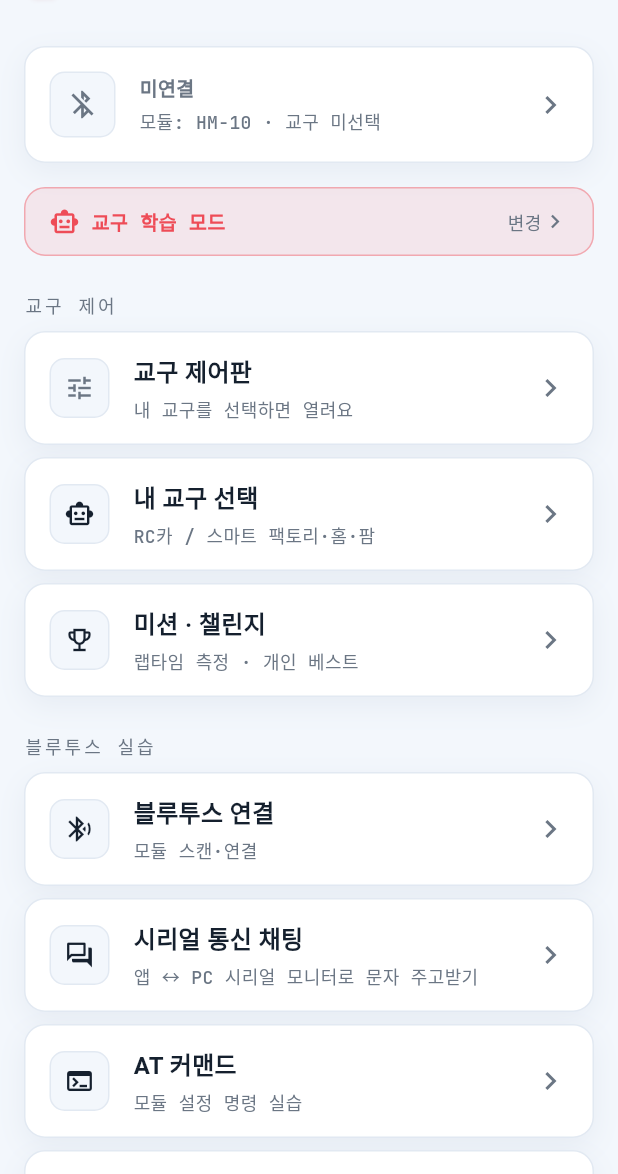
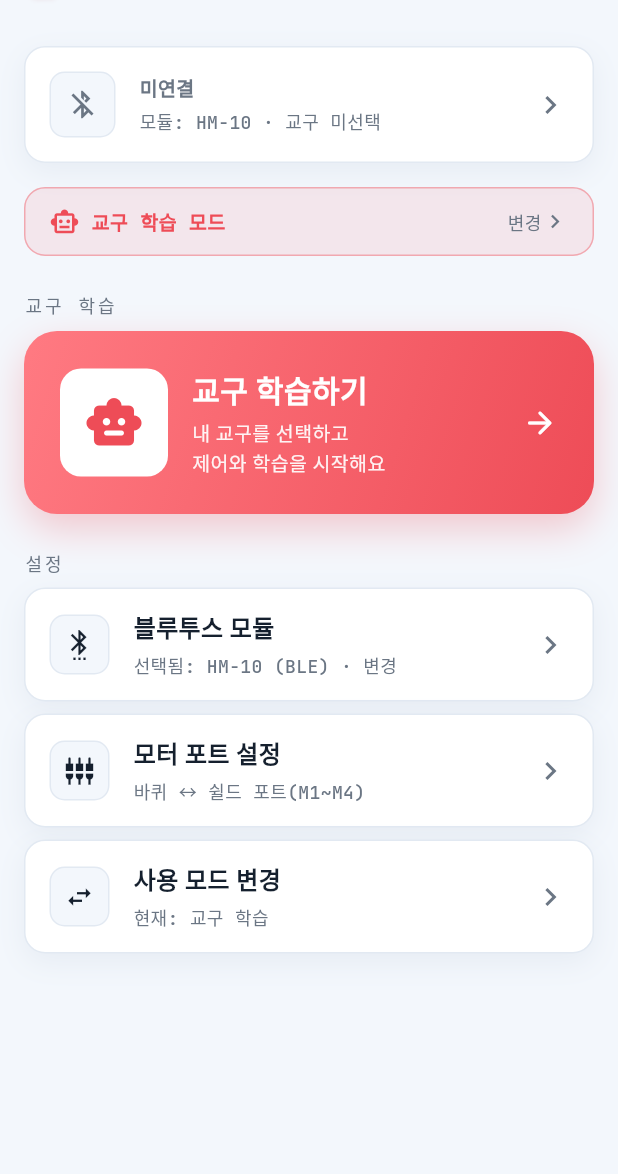
Before and after one commit to KwonJungHyeock/Eduino_BLE_App, a Flutter app: the screen it shows after launch, after a tap on "교구 학습", after a tap on "HM-10", on a phone screen of 412 x 824 dp, the part 62-1236 px from its top. Run offline on Flutter 3.47's test engine with Material 3 defaults, Android fonts, the phone set to English and light mode, and no system bars; our stand-ins replace flutter_blue_plus, flutter_bluetooth_serial, flutter_riverpod, go_router, google_fonts, permission_handler and 3 more; Roboto replaces fonts that are missing (Pretendard).

Commit message:
feat(ux): 모드 분리(실습/교구)·모드선택 카피 폰트/줄바꿈 정리
- 모드 선택 상단 멘트: 모노(찍어낸 느낌) → 일반 sans + 줄바꿈, 카드 설명도 sans 통일
- 블루투스 실습 모드: 연결·시리얼·AT·코드 + LED 제어까지만 노출(교구 기능 전부 숨김)
- 교구 학습 모드: '교구 학습하기' 단일 히어로 버튼 → 교구 선택 → 제어/학습
- 모터 포트 설정은 교구 학습(RC카)에서만 노출, 두 모드를 완전히 분리

Co-Authored-By: Claude Opus 4.8 <noreply@anthropic.com>
Claude-Session: https://claude.ai/code/session_01F6h8JWUjo7BSTbVKrRKHxf

```diff
--- a/lib/features/home/home_screen.dart
+++ b/lib/features/home/home_screen.dart
@@ -15,7 +15,9 @@ import '../../providers/bt_providers.dart';
 import '../../providers/kit_providers.dart';
 import '../../providers/module_providers.dart';
 import '../../widgets/brand_mark.dart';
+import '../../widgets/kit_illustration.dart';
 import '../../widgets/pressable.dart';
+import '../kit/kit_profile.dart';
 
 class HomeScreen extends ConsumerWidget {
   const HomeScreen({super.key});
@@ -28,7 +30,12 @@ class HomeScreen extends ConsumerWidget {
     final mode = ref.watch(appModeProvider).valueOrNull ?? AppMode.kit;
     final connected = conn.isConnected;
 
-    final labTiles = <Widget>[
+    // 모드별로 완전히 분리 — 현재 모드의 기능만 노출한다.
+    final content = <Widget>[];
+
+    if (mode == AppMode.lab) {
+      // 블루투스 실습 모드: 연결·통신·AT·코드 + LED 제어까지만.
+      content.addAll([
         const _Section('블루투스 실습'),
         _MenuTile(
           icon: Icons.bluetooth_searching,
@@ -58,35 +65,22 @@ class HomeScreen extends ConsumerWidget {
           subtitle: '이 동작 = 이 코드 (코딩 교육)',
           onTap: () => context.push(Routes.learn),
         ),
-    ];
-
-    final kitTiles = <Widget>[
-      const _Section('교구 제어'),
-      _MenuTile(
-        icon: Icons.tune,
-        title: '교구 제어판',
-        subtitle: kit == null ? '내 교구를 선택하면 열려요' : '${kit.name} 제어하기',
-        accent: kit == null ? AppColors.textMuted : AppColors.accent,
-        onTap: () => context.push(kit == null ? Routes.kit : Routes.control),
-      ),
         Gap.h8,
         _MenuTile(
-        icon: Icons.smart_toy_outlined,
-        title: kit == null ? '내 교구 선택' : '내 교구 바꾸기',
-        subtitle: kit == null ? 'RC카 / 스마트 팩토리·홈·팜' : '현재: ${kit.name}',
-        onTap: () => context.push(Routes.kit),
+          icon: Icons.lightbulb_outline,
+          title: 'LED 제어',
+          subtitle: '보드 13번 핀 켜고 끄기',
+          accent: AppColors.signal,
+          onTap: () => context.push(Routes.led),
         ),
-      Gap.h8,
-      _MenuTile(
-        icon: Icons.emoji_events_outlined,
-        title: '미션 · 챌린지',
-        subtitle: '랩타임 측정 · 개인 베스트',
-        onTap: () => context.push(Routes.missions),
-      ),
-    ];
-
-    final primary = mode == AppMode.kit ? kitTiles : labTiles;
-    final secondary = mode == AppMode.kit ? labTiles : kitTiles;
+      ]);
+    } else {
+      // 교구 학습 모드: '교구 학습하기' 단일 진입 → 교구 선택 → 제어/학습.
+      content.addAll([
+        const _Section('교구 학습'),
+        _KitHeroButton(kit: kit),
+      ]);
+    }
 
     return PopScope(
       canPop: false,
@@ -133,9 +127,7 @@ class HomeScreen extends ConsumerWidget {
               Gap.h16,
               _ModeBanner(mode: mode),
               Gap.h24,
-              ...primary,
-              Gap.h24,
-              ...secondary,
+              ...content,
               Gap.h24,
               const _Section('설정'),
               _MenuTile(
@@ -146,7 +138,8 @@ class HomeScreen extends ConsumerWidget {
                     : '선택됨: ${module.title} · 변경',
                 onTap: () => context.push(Routes.module),
               ),
-              if (kit == null || kit.isRc) ...[
+              // 모터 포트 설정은 교구 학습 모드(RC카)에서만 노출.
+              if (mode == AppMode.kit && (kit == null || kit.isRc)) ...[
                 Gap.h8,
                 _MenuTile(
                   icon: Icons.settings_input_component,
@@ -186,6 +179,74 @@ class HomeScreen extends ConsumerWidget {
       step++;
     }
     return out;
+  }
+}
+
+/// 교구 학습 모드의 단일 진입 CTA — 누르면 교구 선택 → 제어/학습.
+class _KitHeroButton extends StatelessWidget {
+  const _KitHeroButton({required this.kit});
+  final KitProfile? kit;
+
+  @override
+  Widget build(BuildContext context) {
+    final hasKit = kit != null;
+    return Pressable(
+      onTap: () => context.push(Routes.kit),
+      child: Container(
+        padding: const EdgeInsets.all(Gap.lg),
+        decoration: BoxDecoration(
+          gradient: const LinearGradient(
+            begin: Alignment.topLeft,
+            end: Alignment.bottomRight,
+            colors: [AppColors.accentSoft, AppColors.accent],
+          ),
+          borderRadius: Radii.cardLg,
+          boxShadow: Shadows.glow(AppColors.accent),
+        ),
+        child: Row(
+          children: [
+            Container(
+              width: 72,
+              height: 72,
+              padding: const EdgeInsets.all(6),
+              decoration: BoxDecoration(
+                color: Colors.white,
+                borderRadius: Radii.card,
+              ),
+              child: hasKit
+                  ? KitIllustration(
+                      art: kitArtFor(kit!.type), size: 60, showTile: false)
+                  : const Icon(Icons.smart_toy_rounded,
+                      color: AppColors.accent, size: 40),
+            ),
+            Gap.w16,
+            Expanded(
+              child: Column(
+                crossAxisAlignment: CrossAxisAlignment.start,
+                children: [
+                  const Text('교구 학습하기',
+                      style: TextStyle(
+                          fontSize: 20,
+                          fontWeight: FontWeight.w800,
+                          color: Colors.white)),
+                  Gap.h4,
+                  Text(
+                    hasKit
+                        ? '현재 교구: ${kit!.name}\n눌러서 교구 선택·제어를 이어가요'
+                        : '내 교구를 선택하고\n제어와 학습을 시작해요',
+                    style: TextStyle(
+                        fontSize: 13,
+                        height: 1.45,
+                        color: Colors.white.withValues(alpha: 0.92)),
+                  ),
+                ],
+              ),
+            ),
+            const Icon(Icons.arrow_forward_rounded, color: Colors.white),
+          ],
+        ),
+      ),
+    );
   }
 }
 
--- a/lib/features/mode/mode_select_screen.dart
+++ b/lib/features/mode/mode_select_screen.dart
@@ -33,11 +33,25 @@ class ModeSelectScreen extends ConsumerWidget {
         child: Padding(
           padding: const EdgeInsets.all(Gap.md),
           child: Column(
+            crossAxisAlignment: CrossAxisAlignment.stretch,
             children: [
-              Text(
-                '이 앱으로 하고 싶은 것을 골라주세요. 나중에 설정에서 바꿀 수 있어요.',
-                style: AppType.mono(
-                    size: 13, color: AppColors.textMuted, height: 1.5),
+              const Text(
+                '이 앱으로 하고 싶은 것을\n아래에서 하나만 골라주세요.',
+                style: TextStyle(
+                  fontSize: 17,
+                  height: 1.55,
+                  fontWeight: FontWeight.w700,
+                  color: AppColors.textPrimary,
+                ),
+              ),
+              const SizedBox(height: 6),
+              const Text(
+                '나중에 설정에서 언제든 바꿀 수 있어요.',
+                style: TextStyle(
+                  fontSize: 13,
+                  height: 1.5,
+                  color: AppColors.textMuted,
+                ),
               ),
               const SizedBox(height: Gap.lg),
               Expanded(
@@ -142,11 +156,14 @@ class _ModeCard extends StatelessWidget {
                 children: [
                   Text(title,
                       style: const TextStyle(
-                          fontSize: 20, fontWeight: FontWeight.w800)),
+                          fontSize: 22, fontWeight: FontWeight.w800)),
                   Gap.h8,
                   Text(subtitle,
-                      style: AppType.mono(
-                          size: 12, color: AppColors.textMuted, height: 1.5)),
+                      style: const TextStyle(
+                          fontSize: 13.5,
+                          height: 1.5,
+                          fontWeight: FontWeight.w500,
+                          color: AppColors.textMuted)),
                 ],
               ),
             ),
```
Lines whose indentation alone changed are shown as unchanged.
